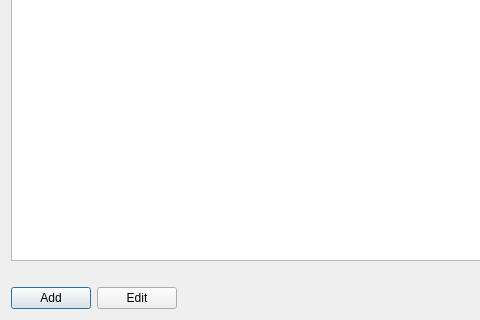
silicon-heaven/shvspy, file shvspy/src/dlgroleseditor.ui: the form before one commit; both pictures show x 0 to 480 and y 519 to 839 of the 621 by 839 pixel window.
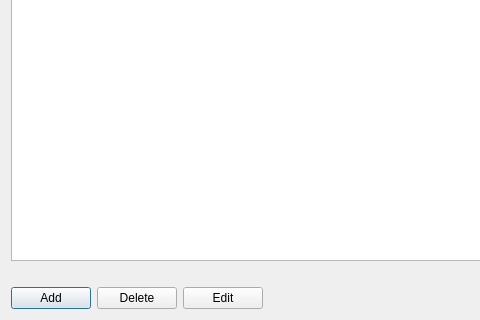
The form after the commit.

Commit message:
Add btn for delete role (#77)
* Add relete role btn

* remove install doctet and trompeloeil

* Update shvspy/src/dlgroleseditor.cpp

* Delete role use RpcCall

* Fix context and unused result

* Update libshv

* Fix get value from optional

* Vesion up

---------

Diff of the .ui file:
```diff
--- a/shvspy/src/dlgroleseditor.ui
+++ b/shvspy/src/dlgroleseditor.ui
@@ -59,6 +59,13 @@
        </property>
       </widget>
      </item>
+     <item>
+      <widget class="QPushButton" name="pbDeleteRole">
+       <property name="text">
+        <string>Delete</string>
+       </property>
+      </widget>
+     </item>
      <item>
       <widget class="QPushButton" name="pbEditRole">
        <property name="font">
```
Left out of the diff: 8 changed lines with no effect on the pictures. The commit also changes 6 other files.
